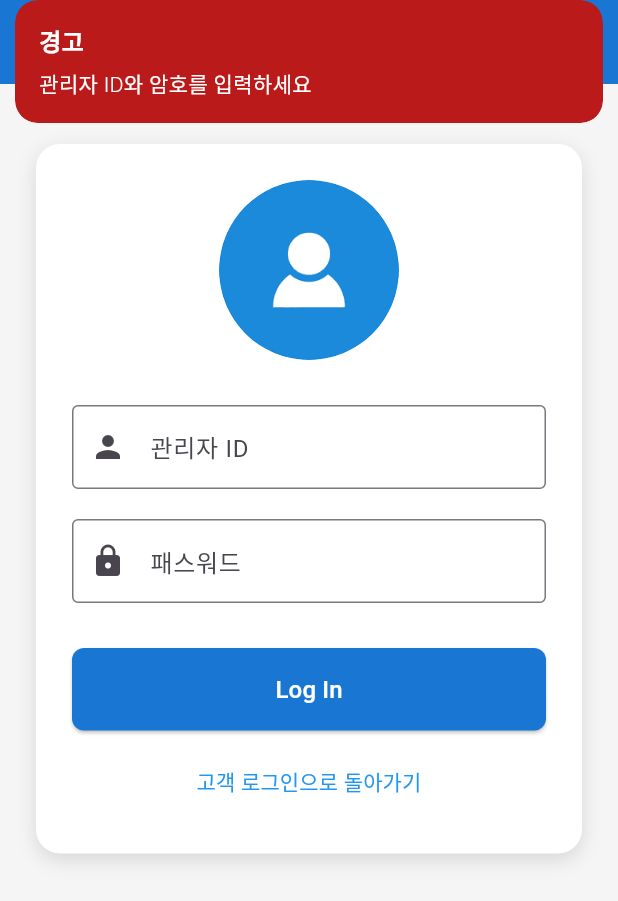
After one commit to zaxuntop/refactoring_shoeshop, a Flutter app: the Adminlogin screen opened directly, after a tap on "Log In", on a phone screen of 412 x 824 dp. The commit adds this screen. Shown: the top 901 px of the screen. Run offline on Flutter 3.47's test engine with Material 3 defaults, Android fonts, the phone set to English and light mode, and no system bars; our stand-ins replace flutter_map, geolocator, get, get_storage, latlong2; accounts and stored records are empty.

Commit message:
5/18 전종익
관리자 로그인 페이지 추가

```diff
--- /dev/null
+++ b/team4shoeshop_refactoring/lib/admin/admin_main.dart
@@ -0,0 +1,15 @@
+import 'package:flutter/material.dart';
+
+class AdminMain extends StatefulWidget {
+  const AdminMain({super.key});
+
+  @override
+  State<AdminMain> createState() => _AdminMainState();
+}
+
+class _AdminMainState extends State<AdminMain> {
+  @override
+  Widget build(BuildContext context) {
+    return const Placeholder();
+  }
+}
--- /dev/null
+++ b/team4shoeshop_refactoring/lib/dealer/dealer_main.dart
@@ -0,0 +1,15 @@
+import 'package:flutter/material.dart';
+
+class DealerMain extends StatefulWidget {
+  const DealerMain({super.key});
+
+  @override
+  State<DealerMain> createState() => _DealerMainState();
+}
+
+class _DealerMainState extends State<DealerMain> {
+  @override
+  Widget build(BuildContext context) {
+    return const Placeholder();
+  }
+}
--- /dev/null
+++ b/team4shoeshop_refactoring/lib/view/adminlogin.dart
@@ -0,0 +1,197 @@
+import 'dart:convert';
+import 'package:flutter/material.dart';
+import 'package:get/get.dart';
+import 'package:get_storage/get_storage.dart';
+import 'package:http/http.dart' as http;
+import 'package:team4shoeshop_refactoring/admin/admin_main.dart';
+import 'package:team4shoeshop_refactoring/dealer/dealer_main.dart';
+import 'package:team4shoeshop_refactoring/view/login.dart';
+
+
+class Adminlogin extends StatefulWidget {
+  const Adminlogin({super.key});
+
+  @override
+  State<Adminlogin> createState() => _AdminloginState();
+}
+
+class _AdminloginState extends State<Adminlogin> {
+  final TextEditingController adminIdController = TextEditingController();
+  final TextEditingController adminpasswordController = TextEditingController();
+  final box = GetStorage();
+
+  @override
+  void initState() {
+    super.initState();
+    initStorage();
+  }
+
+  void initStorage() {
+    box.write('adminId', "");
+    box.write('adminName', "");
+    box.write('adminPermission', -1);
+  }
+
+  Future<void> loginAdmin() async {
+    final id = adminIdController.text.trim();
+    final pw = adminpasswordController.text.trim();
+
+    if (id.isEmpty || pw.isEmpty) {
+      errorSnackBar();
+      return;
+    }
+
+    try {
+      final url = Uri.parse("http://127.0.0.1:8000/employee_login");
+      final request = http.MultipartRequest("POST", url);
+      request.fields['eid'] = id;
+      request.fields['epassword'] = pw;
+
+      final response = await request.send();
+      final responseBody = await response.stream.bytesToString();
+      final data = json.decode(responseBody);
+
+      if (data['result'] == 'success') {
+        box.write('adminId', data['eid']);
+        box.write('adminName', data['ename']);
+        box.write('adminPermission', data['epermission']);
+
+        _showDialog(data);
+      } else {
+        Get.snackbar(
+          '로그인 실패',
+          '아이디 또는 비밀번호가 올바르지 않습니다.',
+          snackPosition: SnackPosition.TOP,
+          duration: const Duration(seconds: 2),
+          colorText: Theme.of(context).colorScheme.onError,
+          backgroundColor: Theme.of(context).colorScheme.error,
+        );
+      }
+    } catch (e) {
+      Get.snackbar("서버 오류", "로그인 요청 중 문제가 발생했습니다.");
+    }
+  }
+
+  void _showDialog(Map<String, dynamic> employee) {
+    Get.defaultDialog(
+      title: '환영합니다',
+      middleText: '신분이 확인되었습니다.',
+      backgroundColor: Theme.of(context).colorScheme.primaryContainer,
+      barrierDismissible: false,
+      actions: [
+        TextButton(
+          onPressed: () {
+            Get.back();
+            if (employee['epermission'] == 0) {
+              Get.offAll(() => const DealerMain());
+            } else {
+              Get.offAll(() => const AdminMain());
+            }
+          },
+          child: const Text('확인'),
+        ),
+      ],
+    );
+  }
+
+  void errorSnackBar() {
+    Get.snackbar(
+      '경고',
+      '관리자 ID와 암호를 입력하세요',
+      snackPosition: SnackPosition.TOP,
+      duration: const Duration(seconds: 2),
+      colorText: Theme.of(context).colorScheme.onError,
+      backgroundColor: Theme.of(context).colorScheme.error,
+    );
+  }
+
+  @override
+  Widget build(BuildContext context) {
+    return Scaffold(
+      backgroundColor: Colors.grey[100],
+      appBar: AppBar(
+        title: const Text(
+          '관리자 로그인',
+          style: TextStyle(fontWeight: FontWeight.bold),
+        ),
+        centerTitle: true,
+        backgroundColor: Colors.blue[700],
+      ),
+      body: SingleChildScrollView(
+        child: Center(
+          child: Padding(
+            padding: const EdgeInsets.symmetric(horizontal: 24.0, vertical: 40.0),
+            child: Container(
+              padding: const EdgeInsets.all(24),
+              decoration: BoxDecoration(
+                color: Colors.white,
+                borderRadius: BorderRadius.circular(16),
+                boxShadow: const [
+                  BoxShadow(
+                    color: Colors.black12,
+                    blurRadius: 10,
+                    offset: Offset(0, 4),
+                  ),
+                ],
+              ),
+              child: Column(
+                mainAxisSize: MainAxisSize.min,
+                children: [
+                  const CircleAvatar(
+                    backgroundImage: AssetImage('images/login.png'),
+                    radius: 60,
+                  ),
+                  const SizedBox(height: 30),
+                  TextField(
+                    controller: adminIdController,
+                    decoration: const InputDecoration(
+                      labelText: '관리자 ID',
+                      border: OutlineInputBorder(),
+                      prefixIcon: Icon(Icons.person),
+                    ),
+                  ),
+                  const SizedBox(height: 20),
+                  TextField(
+                    controller: adminpasswordController,
+                    obscureText: true,
+                    decoration: const InputDecoration(
+                      labelText: '패스워드',
+                      border: OutlineInputBorder(),
+                      prefixIcon: Icon(Icons.lock),
+                    ),
+                  ),
+                  const SizedBox(height: 30),
+                  SizedBox(
+                    width: double.infinity,
+                    child: ElevatedButton(
+                      onPressed: loginAdmin,
+                      style: ElevatedButton.styleFrom(
+                        padding: const EdgeInsets.symmetric(vertical: 16),
+                        backgroundColor: Colors.blue[700],
+                        shape: RoundedRectangleBorder(
+                          borderRadius: BorderRadius.circular(8),
+                        ),
+                      ),
+                      child: const Text(
+                        'Log In',
+                        style: TextStyle(fontSize: 16, color: Colors.white),
+                      ),
+                    ),
+                  ),
+                  const SizedBox(height: 10),
+                  TextButton(
+                    onPressed: () => Get.off(() => const LoginPage()),
+                    child: const Text(
+                      '고객 로그인으로 돌아가기',
+                      style: TextStyle(color: Colors.blue),
+                    ),
+                  ),
+                ],
+              ),
+            ),
+          ),
+        ),
+      ),
+    );
+  }
+}
--- a/team4shoeshop_refactoring/lib/view/login.dart
+++ b/team4shoeshop_refactoring/lib/view/login.dart
@@ -3,6 +3,7 @@ import 'package:flutter/material.dart';
 import 'package:http/http.dart' as http;
 import 'package:get/get.dart';
 import 'package:get_storage/get_storage.dart';
+import 'package:team4shoeshop_refactoring/view/adminlogin.dart';
 import 'package:team4shoeshop_refactoring/view/shoeslistpage.dart';
 import 'joincustomer.dart'; // 회원가입 화면 import
 
@@ -71,6 +72,12 @@ class _LoginPageState extends State<LoginPage> {
             const SizedBox(height: 20),
             ElevatedButton(onPressed: login, child: const Text("로그인")),
             TextButton(onPressed: goToJoin, child: const Text("회원가입")),
+            ElevatedButton(
+              onPressed: () {
+                Get.to(() => const Adminlogin());
+              },
+              child: const Text("관리자 로그인"),
+            ),
           ],
         ),
       ),
--- a/team4shoeshop_refactoring/pubspec.yaml
+++ b/team4shoeshop_refactoring/pubspec.yaml
@@ -99,8 +99,8 @@ flutter:
   uses-material-design: true
 
   # To add assets to your application, add an assets section, like this:
-  # assets:
-  #   - images/a_dot_burr.jpeg
+  assets:
+    - images/
   #   - images/a_dot_ham.jpeg
 
   # An image asset can refer to one or more resolution-specific "variants", see
```
Also changed, not shown: team4shoeshop_refactoring/images/login.png (added).
